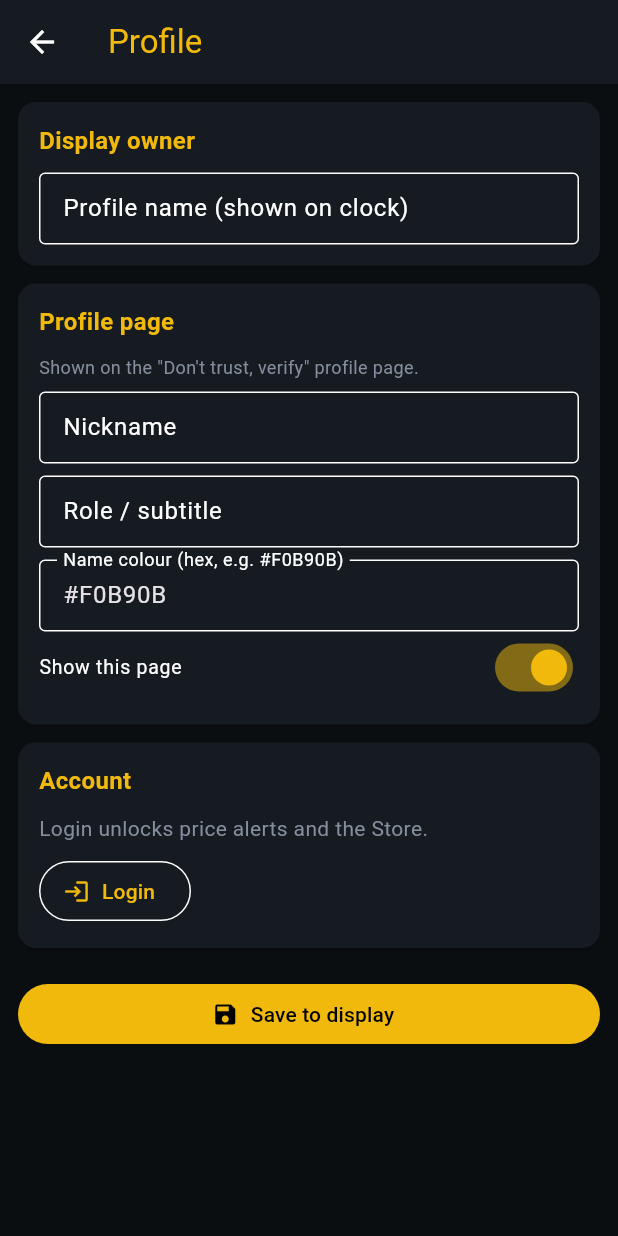
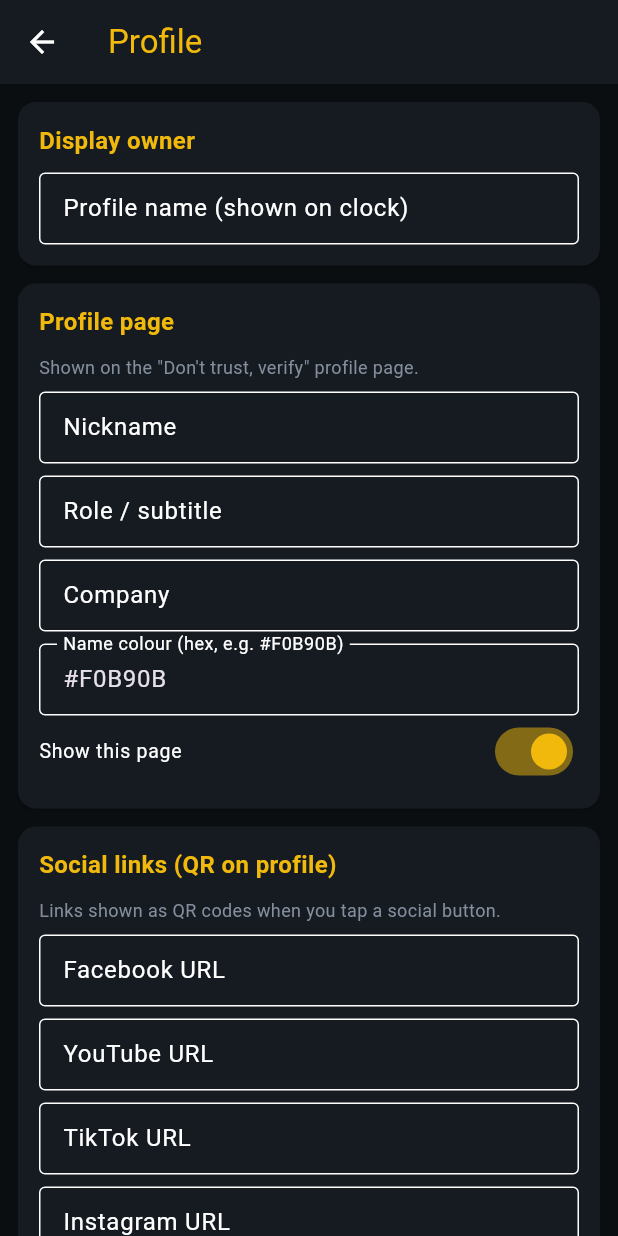
Before and after one commit to cryptoclocks/2026-Pro, a Flutter app: the ProfileSettings screen opened directly with empty values, on a phone screen of 412 x 824 dp. Run offline on Flutter 3.47's test engine with Material 3 defaults, Android fonts, the phone set to English and light mode, and no system bars; our stand-ins replace google_sign_in, image_picker, multicast_dns, shared_preferences; accounts and stored records are empty.

Commit message:
app: ProfileSettings adds Company + social link (FB/YT/TT/IG) fields
Company writes settings.profile.company (the new line on the Builder profile
page binds to it). The four social URLs (fb/yt/tt/ig) are stored on
settings.profile.*_url for the profile page's social QR codes.

Co-Authored-By: Claude Opus 4.8 <noreply@anthropic.com>

```diff
--- a/mobile/user-app/lib/settings_pages.dart
+++ b/mobile/user-app/lib/settings_pages.dart
@@ -230,9 +230,20 @@ class _ProfileSettingsState extends State<ProfileSettings> {
       TextEditingController(text: (_p['nickname'] as String?) ?? '');
   late final TextEditingController _role =
       TextEditingController(text: (_p['role'] as String?) ?? '');
+  late final TextEditingController _company =
+      TextEditingController(text: (_p['company'] as String?) ?? '');
   late final TextEditingController _nameColor =
       TextEditingController(text: (_p['name_color'] as String?) ?? '#F0B90B');
   late bool _show = (_p['show'] as bool?) ?? true;
+  // social links shown as QR codes on the profile page's social popups
+  late final TextEditingController _fbUrl =
+      TextEditingController(text: (_p['fb_url'] as String?) ?? '');
+  late final TextEditingController _ytUrl =
+      TextEditingController(text: (_p['yt_url'] as String?) ?? '');
+  late final TextEditingController _ttUrl =
+      TextEditingController(text: (_p['tt_url'] as String?) ?? '');
+  late final TextEditingController _igUrl =
+      TextEditingController(text: (_p['ig_url'] as String?) ?? '');
 
   @override
   Widget build(BuildContext context) {
@@ -247,8 +258,13 @@ class _ProfileSettingsState extends State<ProfileSettings> {
           // package page binds to (nickname / role / name colour / visibility)
           c.patch('profile', 'nickname', _nickname.text.trim());
           c.patch('profile', 'role', _role.text.trim());
+          c.patch('profile', 'company', _company.text.trim());
           c.patch('profile', 'name_color', _nameColor.text.trim());
           c.patch('profile', 'show', _show);
+          c.patch('profile', 'fb_url', _fbUrl.text.trim());
+          c.patch('profile', 'yt_url', _ytUrl.text.trim());
+          c.patch('profile', 'tt_url', _ttUrl.text.trim());
+          c.patch('profile', 'ig_url', _igUrl.text.trim());
           await c.save();
         },
         children: [
@@ -278,6 +294,12 @@ class _ProfileSettingsState extends State<ProfileSettings> {
             ),
             const SizedBox(height: 8),
             TextField(
+              controller: _company,
+              decoration: const InputDecoration(
+                  labelText: 'Company', border: OutlineInputBorder(), isDense: true),
+            ),
+            const SizedBox(height: 8),
+            TextField(
               controller: _nameColor,
               decoration: const InputDecoration(
                   labelText: 'Name colour (hex, e.g. #F0B90B)',
@@ -290,6 +312,38 @@ class _ProfileSettingsState extends State<ProfileSettings> {
               title: const Text('Show this page'),
               value: _show,
               onChanged: (v) => setState(() => _show = v),
+            ),
+          ]),
+          settingCard('Social links (QR on profile)', [
+            const Text('Links shown as QR codes when you tap a social button.',
+                style: TextStyle(color: ccpMuted, fontSize: 12)),
+            const SizedBox(height: 8),
+            TextField(
+              controller: _fbUrl,
+              keyboardType: TextInputType.url,
+              decoration: const InputDecoration(
+                  labelText: 'Facebook URL', border: OutlineInputBorder(), isDense: true),
+            ),
+            const SizedBox(height: 8),
+            TextField(
+              controller: _ytUrl,
+              keyboardType: TextInputType.url,
+              decoration: const InputDecoration(
+                  labelText: 'YouTube URL', border: OutlineInputBorder(), isDense: true),
+            ),
+            const SizedBox(height: 8),
+            TextField(
+              controller: _ttUrl,
+              keyboardType: TextInputType.url,
+              decoration: const InputDecoration(
+                  labelText: 'TikTok URL', border: OutlineInputBorder(), isDense: true),
+            ),
+            const SizedBox(height: 8),
+            TextField(
+              controller: _igUrl,
+              keyboardType: TextInputType.url,
+              decoration: const InputDecoration(
+                  labelText: 'Instagram URL', border: OutlineInputBorder(), isDense: true),
             ),
           ]),
           settingCard('Account', [
```
